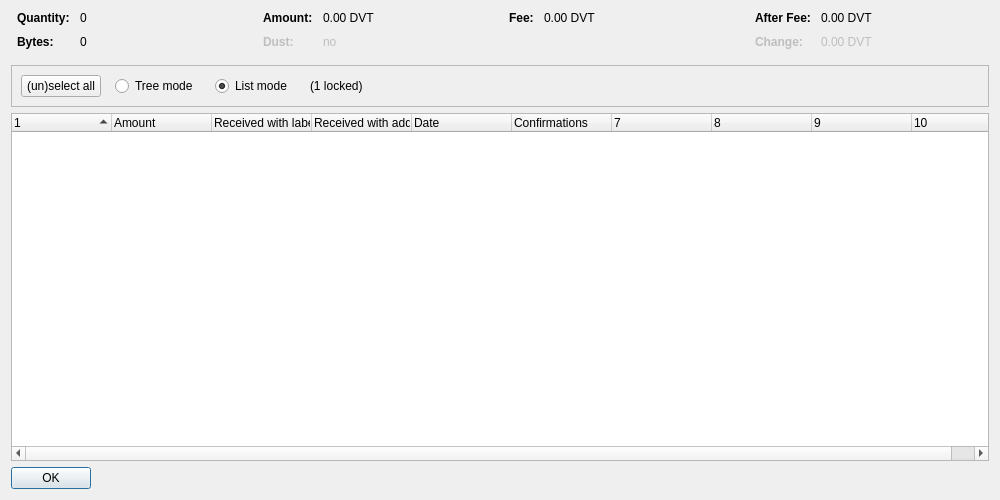
First picture: the form in src/qt/forms/coincontroldialog.ui, repository devaultcrypto/devault, before the edit.
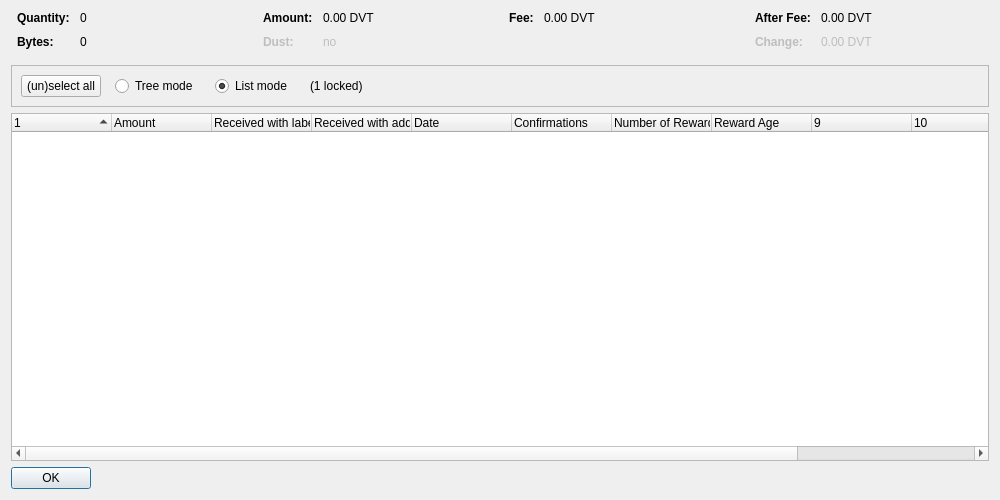
Second picture: the form after the edit. Custom widgets are drawn as their Qt base class.

Commit message: Add 2 new fields to coincontrol for Reward info

The edit to the form file:
```diff
--- a/src/qt/forms/coincontroldialog.ui
+++ b/src/qt/forms/coincontroldialog.ui
@@ -402,7 +402,7 @@
       <bool>false</bool>
      </property>
      <property name="columnCount">
-      <number>10</number>
+      <number>12</number>
      </property>
      <attribute name="headerShowSortIndicator" stdset="0">
       <bool>true</bool>
@@ -443,6 +443,16 @@
        <string>Confirmed</string>
       </property>
      </column>
+     <column>
+      <property name="text">
+       <string>Number of Rewards</string>
+      </property>
+     </column>
+     <column>
+      <property name="text">
+       <string>Reward Age</string>
+      </property>
+     </column>
      <column>
       <property name="text">
        <string/>
```
The commit also changes 3 other files.
